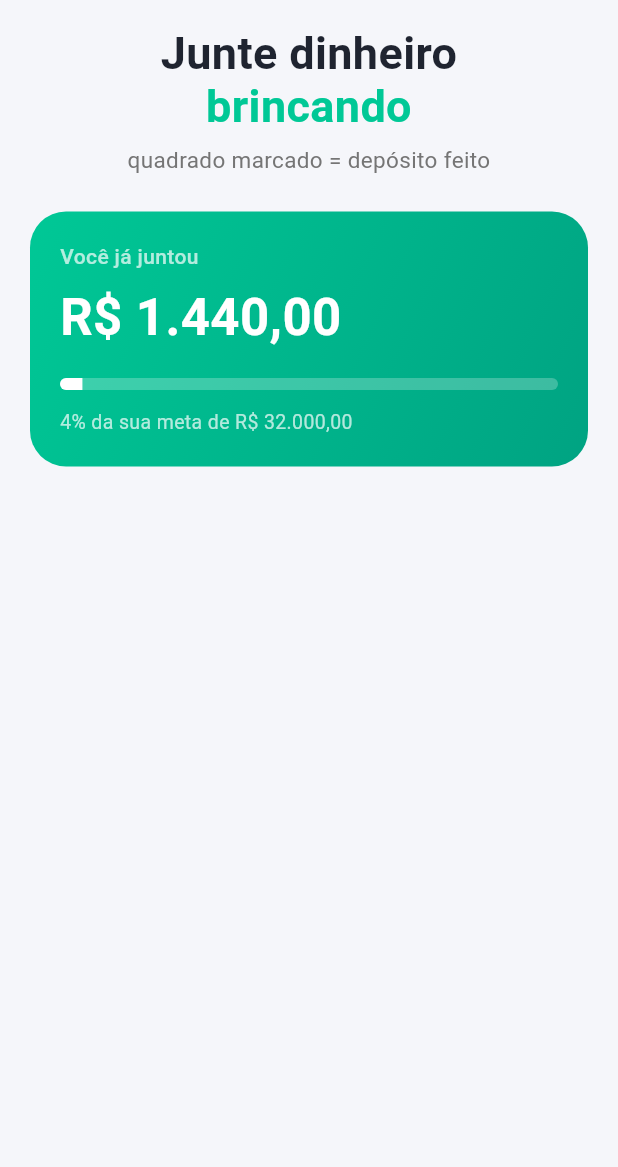
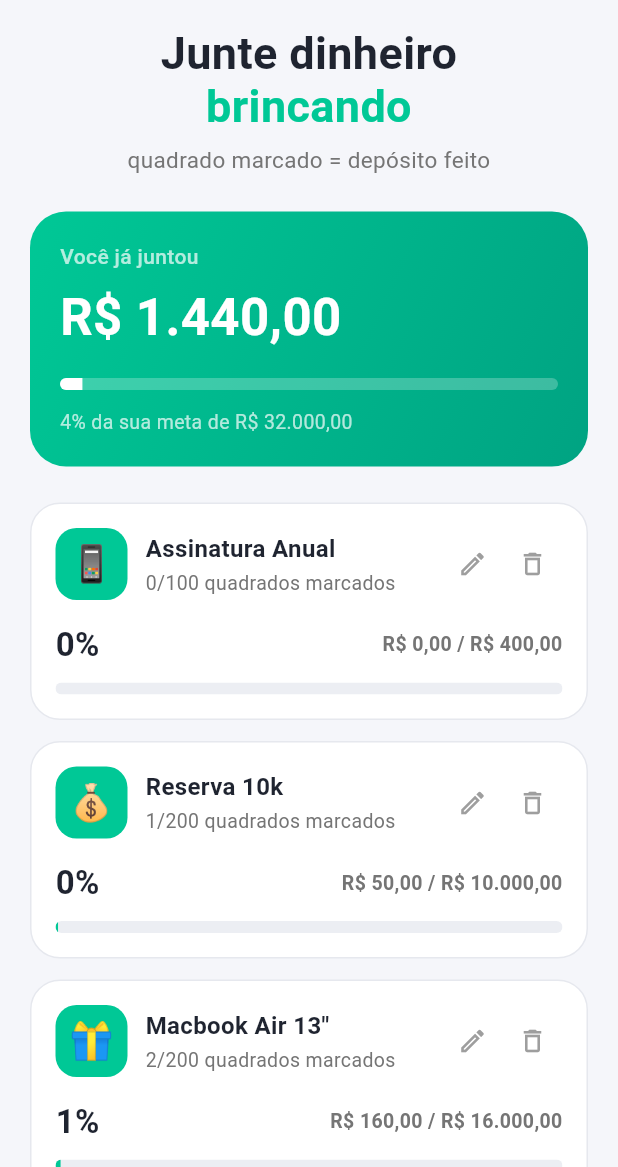
Before and after one commit to cristopherlima-dev/desafio_dos_depositos, a Flutter app: the screen it shows after launch, on a phone screen of 412 x 824 dp, the part 69-1236 px from its top. Run offline on Flutter 3.47's test engine with Material 3 defaults, Android fonts, the phone set to English and light mode, and no system bars.

Commit message:
feat: adiciona lista mockada de cards de desafio na HomeScreen

```diff
--- a/lib/screens/home_screen.dart
+++ b/lib/screens/home_screen.dart
@@ -12,32 +12,213 @@ class _HomeScreenState extends State<HomeScreen> {
   static const Color _verde = Color(0xFF00C896);
   // Cinza-escuro do texto principal (traduz o "branco" do print p/ o light mode).
   static const Color _escuro = Color(0xFF1F2430);
+  // Borda suave e trilho da barra (tons claros, combinam com o fundo F5F6FA).
+  static const Color _borda = Color(0xFFE6E8EE);
+  static const Color _trilho = Color(0xFFECEEF3);
+
+  // --- Lista MOCKADA de desafios (hardcoded; vira model + estado depois) ---
+  static const List<Map<String, dynamic>> _desafios = [
+    {
+      'emoji': '📱',
+      'nome': 'Assinatura Anual',
+      'feitos': 0,
+      'quadrados': 100,
+      'atual': 0.0,
+      'meta': 400.0,
+      'atualFmt': 'R\$ 0,00',
+      'metaFmt': 'R\$ 400,00',
+    },
+    {
+      'emoji': '💰',
+      'nome': 'Reserva 10k',
+      'feitos': 1,
+      'quadrados': 200,
+      'atual': 50.0,
+      'meta': 10000.0,
+      'atualFmt': 'R\$ 50,00',
+      'metaFmt': 'R\$ 10.000,00',
+    },
+    {
+      'emoji': '🎁',
+      'nome': 'Macbook Air 13"',
+      'feitos': 2,
+      'quadrados': 200,
+      'atual': 160.0,
+      'meta': 16000.0,
+      'atualFmt': 'R\$ 160,00',
+      'metaFmt': 'R\$ 16.000,00',
+    },
+    {
+      'emoji': '📲',
+      'nome': 'Iphone 16 256GB',
+      'feitos': 41,
+      'quadrados': 200,
+      'atual': 1230.0,
+      'meta': 6000.0,
+      'atualFmt': 'R\$ 1.230,00',
+      'metaFmt': 'R\$ 6.000,00',
+    },
+  ];
+
+  /// Monta um card de desafio a partir de um item mockado da lista.
+  Widget _buildCardDesafio(Map<String, dynamic> d) {
+    // Leitura "às cegas": se errar o nome da chave, só quebra em execução.
+    final double atual = d['atual'] as double;
+    final double meta = d['meta'] as double;
+    final double progresso = meta == 0 ? 0 : atual / meta;
+    final int percent = (progresso * 100).floor();
+
+    return Container(
+      margin: const EdgeInsets.only(bottom: 14),
+      padding: const EdgeInsets.all(16),
+      decoration: BoxDecoration(
+        color: Colors.white,
+        borderRadius: BorderRadius.circular(20),
+        border: Border.all(color: _borda),
+      ),
+      child: Column(
+        children: [
+          // --- Linha 1: emoji + nome/quadrados + ações ---
+          Row(
+            children: [
+              // Quadradinho verde com o emoji
+              Container(
+                width: 48,
+                height: 48,
+                decoration: BoxDecoration(
+                  color: _verde,
+                  borderRadius: BorderRadius.circular(14),
+                ),
+                alignment: Alignment.center,
+                child: Text(
+                  d['emoji'] as String,
+                  style: const TextStyle(fontSize: 24),
+                ),
+              ),
+
+              const SizedBox(width: 12),
+
+              // Nome + contagem de quadrados
+              Expanded(
+                child: Column(
+                  crossAxisAlignment: CrossAxisAlignment.start,
+                  children: [
+                    Text(
+                      d['nome'] as String,
+                      maxLines: 1,
+                      overflow: TextOverflow.ellipsis,
+                      style: const TextStyle(
+                        color: _escuro,
+                        fontSize: 16,
+                        fontWeight: FontWeight.bold,
+                      ),
+                    ),
+                    const SizedBox(height: 2),
+                    Text(
+                      '${d['feitos']}/${d['quadrados']} quadrados marcados',
+                      style: TextStyle(
+                        fontSize: 13,
+                        color: Colors.grey.shade600,
+                      ),
+                    ),
+                  ],
+                ),
+              ),
+
+              // Editar / excluir — sem ação real ainda
+              IconButton(
+                onPressed: () {
+                  debugPrint('Editar "${d['nome']}" (ainda sem ação)');
+                },
+                icon: const Icon(Icons.edit_outlined, size: 20),
+                tooltip: 'Editar',
+                color: Colors.grey.shade500,
+                visualDensity: VisualDensity.compact,
+              ),
+              IconButton(
+                onPressed: () {
+                  debugPrint('Excluir "${d['nome']}" (ainda sem ação)');
+                },
+                icon: const Icon(Icons.delete_outline, size: 20),
+                tooltip: 'Excluir',
+                color: Colors.grey.shade500,
+                visualDensity: VisualDensity.compact,
+              ),
+            ],
+          ),
+
+          const SizedBox(height: 14),
+
+          // --- Linha 2: percentual + valores ---
+          Row(
+            children: [
+              Text(
+                '$percent%',
+                style: const TextStyle(
+                  color: _escuro,
+                  fontSize: 22,
+                  fontWeight: FontWeight.bold,
+                ),
+              ),
+              const Spacer(),
+              Text(
+                '${d['atualFmt']} / ${d['metaFmt']}',
+                style: TextStyle(
+                  fontSize: 13,
+                  fontWeight: FontWeight.w600,
+                  color: Colors.grey.shade600,
+                ),
+              ),
+            ],
+          ),
+
+          const SizedBox(height: 10),
+
+          // --- Linha 3: barra de progresso (mesma técnica do card verde) ---
+          ClipRRect(
+            borderRadius: BorderRadius.circular(6),
+            child: SizedBox(
+              height: 8,
+              width: double.infinity,
+              child: Stack(
+                children: [
+                  Container(color: _trilho),
+                  FractionallySizedBox(
+                    alignment: Alignment.centerLeft,
+                    widthFactor: progresso,
+                    child: Container(color: _verde),
+                  ),
+                ],
+              ),
+            ),
+          ),
+        ],
+      ),
+    );
+  }
 
   @override
   Widget build(BuildContext context) {
-    // --- Dados MOCKADOS (hardcoded por enquanto; viram model/lógica depois) ---
+    // --- Dados MOCKADOS do card de destaque ---
     const double total = 1440.0;
     const double meta = 32000.0;
     final double progresso = total / meta; // 0.045 → ~4,5%
     final int percent = (progresso * 100).floor(); // 4
 
-    // Valores em R$ como string fixa (sem intl ainda; formatação real vem depois).
     const String totalFmt = 'R\$ 1.440,00';
     const String metaFmt = 'R\$ 32.000,00';
 
     return Scaffold(
       body: SafeArea(
-        // Corpo rolável: prepara o terreno pra lista de desafios (Item 5).
         child: SingleChildScrollView(
           padding: const EdgeInsets.symmetric(horizontal: 20),
           child: Column(
             children: [
               const SizedBox(height: 8),
 
-              // --- Linha do topo: badge + ações (novo desafio / configurações) ---
+              // --- Linha do topo: badge + ações ---
               Row(
                 children: [
-                  // Badge centralizado no espaço que sobra à esquerda dos ícones.
                   Expanded(
                     child: Center(
                       child: Container(
@@ -46,7 +227,6 @@ class _HomeScreenState extends State<HomeScreen> {
                           vertical: 8,
                         ),
                         decoration: BoxDecoration(
-                          // 0x1F = ~12% de opacidade sobre o verde (const, sem withOpacity).
                           color: const Color(0x1F00C896),
                           borderRadius: BorderRadius.circular(30),
                         ),
@@ -61,8 +241,6 @@ class _HomeScreenState extends State<HomeScreen> {
                       ),
                     ),
                   ),
-
-                  // Botão "+" (criar novo desafio) — sem ação real ainda
                   IconButton(
                     onPressed: () {
                       debugPrint('Criar novo desafio (ainda sem ação)');
@@ -78,10 +256,7 @@ class _HomeScreenState extends State<HomeScreen> {
                       tapTargetSize: MaterialTapTargetSize.shrinkWrap,
                     ),
                   ),
-
                   const SizedBox(width: 6),
-
-                  // Engrenagem (configurações) — sem ação real ainda
                   IconButton(
                     onPressed: () {
                       debugPrint('Configurações (ainda sem ação)');
@@ -148,7 +323,6 @@ class _HomeScreenState extends State<HomeScreen> {
                 child: Column(
                   crossAxisAlignment: CrossAxisAlignment.start,
                   children: [
-                    // Rótulo
                     const Text(
                       'Você já juntou',
                       style: TextStyle(
@@ -158,8 +332,6 @@ class _HomeScreenState extends State<HomeScreen> {
                       ),
                     ),
                     const SizedBox(height: 6),
-
-                    // Valor grande
                     const Text(
                       totalFmt,
                       style: TextStyle(
@@ -169,8 +341,6 @@ class _HomeScreenState extends State<HomeScreen> {
                       ),
                     ),
                     const SizedBox(height: 16),
-
-                    // Barra de progresso (custom)
                     ClipRRect(
                       borderRadius: BorderRadius.circular(6),
                       child: SizedBox(
@@ -178,9 +348,7 @@ class _HomeScreenState extends State<HomeScreen> {
                         width: double.infinity,
                         child: Stack(
                           children: [
-                            // Trilho (fundo translúcido)
                             Container(color: Colors.white24),
-                            // Preenchimento (fração da largura, ancorado à esquerda)
                             FractionallySizedBox(
                               alignment: Alignment.centerLeft,
                               widthFactor: progresso,
@@ -191,8 +359,6 @@ class _HomeScreenState extends State<HomeScreen> {
                       ),
                     ),
                     const SizedBox(height: 12),
-
-                    // Rodapé: percentual + meta
                     Text(
                       '$percent% da sua meta de $metaFmt',
                       style: const TextStyle(
@@ -205,6 +371,11 @@ class _HomeScreenState extends State<HomeScreen> {
               ),
 
               const SizedBox(height: 24),
+
+              // --- Lista de desafios (mockada) ---
+              ..._desafios.map(_buildCardDesafio),
+
+              const SizedBox(height: 8),
             ],
           ),
         ),
```
